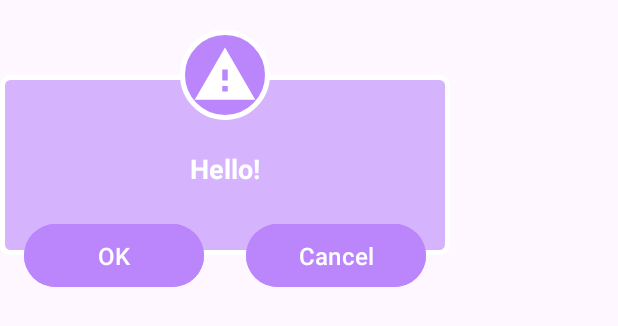
After one commit to anton-it/SimpleShoppingList3_test, an Android app: the layout custom_confirm_dialog_view.xml on its own in the app's theme, with its tools: preview values and no code run, on a phone screen of 412 x 824 dp. The commit adds this screen. Shown: the top 326 px of the screen. Run offline under Robolectric (Android 15) with nearby library versions, the phone set to English and light mode, and no system bars.

```diff
--- a/app/src/main/java/com/example/simpleshoppinglist3/presentation/ShopItemFragment.kt
+++ b/app/src/main/java/com/example/simpleshoppinglist3/presentation/ShopItemFragment.kt
@@ -11,6 +11,7 @@ import android.view.View
 import android.view.ViewGroup
 import android.widget.Button
 import android.widget.EditText
+import android.widget.Toolbar
 import androidx.fragment.app.Fragment
 import androidx.lifecycle.ViewModelProvider
 import com.example.simpleshoppinglist3.R
@@ -60,6 +61,7 @@ class ShopItemFragment() : Fragment() {
         Log.d("ShopItemFragment", "===================================")
         return layoutInflater.inflate(R.layout.fragment_shop_item, container, false)
     }
+
 
     override fun onViewCreated(view: View, savedInstanceState: Bundle?) {
         Log.d("ShopItemFragment", "onViewCreated")
--- /dev/null
+++ b/app/src/main/res/drawable/ic_delete.xml
@@ -0,0 +1,5 @@
+<vector android:height="24dp" android:tint="#FFFFFF"
+    android:viewportHeight="24" android:viewportWidth="24"
+    android:width="24dp" xmlns:android="http://schemas.android.com/apk/res/android">
+    <path android:fillColor="@android:color/white" android:pathData="M6,19c0,1.1 0.9,2 2,2h8c1.1,0 2,-0.9 2,-2V7H6v12zM19,4h-3.5l-1,-1h-5l-1,1H5v2h14V4z"/>
+</vector>
--- /dev/null
+++ b/app/src/main/res/drawable/ic_headline.xml
@@ -0,0 +1,5 @@
+<vector android:height="24dp" android:tint="#FFFFFF"
+    android:viewportHeight="24" android:viewportWidth="24"
+    android:width="24dp" xmlns:android="http://schemas.android.com/apk/res/android">
+    <path android:fillColor="@android:color/white" android:pathData="M4,15h16v-2L4,13v2zM4,19h16v-2L4,17v2zM4,11h16L20,9L4,9v2zM4,5v2h16L20,5L4,5z"/>
+</vector>
--- /dev/null
+++ b/app/src/main/res/drawable/ic_hide_image.xml
@@ -0,0 +1,6 @@
+<vector android:height="24dp" android:tint="#FFFFFF"
+    android:viewportHeight="24" android:viewportWidth="24"
+    android:width="24dp" xmlns:android="http://schemas.android.com/apk/res/android">
+    <path android:fillColor="@android:color/white" android:pathData="M21,5c0,-1.1 -0.9,-2 -2,-2H5.83L21,18.17V5z"/>
+    <path android:fillColor="@android:color/white" android:pathData="M2.81,2.81L1.39,4.22L3,5.83V19c0,1.1 0.9,2 2,2h13.17l1.61,1.61l1.41,-1.41L2.81,2.81zM6,17l3,-4l2.25,3l0.82,-1.1l2.1,2.1H6z"/>
+</vector>
--- /dev/null
+++ b/app/src/main/res/drawable/ic_image.xml
@@ -0,0 +1,5 @@
+<vector android:height="24dp" android:tint="#FFFFFF"
+    android:viewportHeight="24" android:viewportWidth="24"
+    android:width="24dp" xmlns:android="http://schemas.android.com/apk/res/android">
+    <path android:fillColor="@android:color/white" android:pathData="M21,19V5c0,-1.1 -0.9,-2 -2,-2H5c-1.1,0 -2,0.9 -2,2v14c0,1.1 0.9,2 2,2h14c1.1,0 2,-0.9 2,-2zM8.5,13.5l2.5,3.01L14.5,12l4.5,6H5l3.5,-4.5z"/>
+</vector>
--- /dev/null
+++ b/app/src/main/res/layout/custom_confirm_dialog_view.xml
@@ -0,0 +1,82 @@
+<?xml version="1.0" encoding="utf-8"?>
+<androidx.constraintlayout.widget.ConstraintLayout xmlns:android="http://schemas.android.com/apk/res/android"
+    android:layout_width="wrap_content"
+    android:layout_height="wrap_content"
+    xmlns:app="http://schemas.android.com/apk/res-auto">
+
+    <LinearLayout
+        android:id="@+id/ll"
+        android:layout_width="300dp"
+        android:layout_height="120dp"
+        android:layout_marginTop="50dp"
+        android:layout_marginBottom="50dp"
+        android:orientation="vertical"
+        android:background="@drawable/custom_dialog_bg_linear_layout"
+        app:layout_constraintStart_toStartOf="parent"
+        app:layout_constraintEnd_toEndOf="parent"
+        app:layout_constraintTop_toTopOf="parent"
+        app:layout_constraintBottom_toBottomOf="parent">
+
+
+        <TextView
+            android:id="@+id/etTextMessage"
+            android:layout_width="match_parent"
+            android:layout_height="wrap_content"
+            android:layout_marginTop="50dp"
+            android:layout_marginStart="16dp"
+            android:layout_marginEnd="16dp"
+            android:layout_marginBottom="4dp"
+            android:gravity="center_horizontal"
+            android:text="@string/custom_dialog_text_hello"
+            android:textAlignment="center"
+            android:textColor="@color/white"
+            android:textSize="18sp"
+            android:textStyle="bold"/>
+
+
+
+
+    </LinearLayout>
+
+    <ImageView
+        android:layout_width="60dp"
+        android:layout_height="60dp"
+        android:background="@drawable/custom_dialog_bg_iv"
+        android:src="@drawable/ic_warning"
+        android:padding="8dp"
+        app:layout_constraintBottom_toTopOf="@id/ll"
+        app:layout_constraintTop_toTopOf="@id/ll"
+        app:layout_constraintStart_toStartOf="@id/ll"
+        app:layout_constraintEnd_toEndOf="@id/ll"/>
+
+    <Button
+        android:id="@+id/btn_confirm"
+        android:layout_width="120dp"
+        android:layout_height="50dp"
+        android:text="@string/button_ok"
+        android:backgroundTint="@color/purple_200"
+        android:textColor="@color/white"
+        android:textAllCaps="false"
+        android:textSize="16sp"
+        android:layout_marginStart="16dp"
+        android:layout_marginEnd="16dp"
+        app:layout_constraintStart_toStartOf="@id/ll"
+        app:layout_constraintTop_toBottomOf="@id/ll"
+        app:layout_constraintBottom_toBottomOf="@id/ll"/>
+
+    <Button
+        android:id="@+id/btn_cancel"
+        android:layout_width="120dp"
+        android:layout_height="50dp"
+        android:text="@string/button_cancel"
+        android:backgroundTint="@color/purple_200"
+        android:textColor="@color/white"
+        android:textAllCaps="false"
+        android:textSize="16sp"
+        android:layout_marginStart="16dp"
+        android:layout_marginEnd="16dp"
+        app:layout_constraintEnd_toEndOf="@id/ll"
+        app:layout_constraintTop_toBottomOf="@id/ll"
+        app:layout_constraintBottom_toBottomOf="@id/ll"/>
+
+</androidx.constraintlayout.widget.ConstraintLayout>
--- a/app/src/main/res/layout/custom_dialog_view.xml
+++ b/app/src/main/res/layout/custom_help_dialog_view.xml
@@ -73,7 +73,7 @@
         android:layout_width="60dp"
         android:layout_height="60dp"
         android:background="@drawable/custom_dialog_bg_iv"
-        android:src="@drawable/is_warning"
+        android:src="@drawable/ic_warning"
         android:padding="8dp"
         app:layout_constraintBottom_toTopOf="@id/ll"
         app:layout_constraintTop_toTopOf="@id/ll"
--- a/app/src/main/res/layout/fragment_shop_item.xml
+++ b/app/src/main/res/layout/fragment_shop_item.xml
@@ -24,7 +24,8 @@
             android:layout_width="match_parent"
             android:layout_height="wrap_content"
             android:hint="@string/name_hint"
-            android:inputType="textCapWords" />
+            android:inputType="textCapWords"
+            android:maxLength="100"/>
     </com.google.android.material.textfield.TextInputLayout>
 
     <com.google.android.material.textfield.TextInputLayout
--- a/app/src/main/res/values-night/themes.xml
+++ b/app/src/main/res/values-night/themes.xml
@@ -2,6 +2,15 @@
     <!-- Base application theme. -->
     <style name="Base.Theme.SimpleShoppingList3" parent="Theme.Material3.DayNight.NoActionBar">
         <!-- Customize your dark theme here. -->
+        <item name="android:itemTextAppearance">@style/ChangePopUpMenu</item>
+
+
         <!-- <item name="colorPrimary">@color/my_dark_primary</item> -->
     </style>
+
+    <style name="ChangePopUpMenu" parent="@android:style/TextAppearance.Widget.IconMenu.Item">
+        <item name="android:textColor">@color/white</item>
+        <item name="android:itemBackground">@color/purple_200</item>
+
+    </style>
 </resources>
```
Also changed, not shown: app/src/main/java/com/example/simpleshoppinglist3/presentation/MainActivity.kt (+77 -7 lines), app/src/main/java/com/example/simpleshoppinglist3/presentation/MainViewModel.kt (+26 -5 lines), app/src/main/res/layout/activity_main.xml (+11 -0 lines), app/src/main/res/menu/custom_toolbar_menu.xml (added, +31 -0 lines), app/src/main/res/values/strings.xml (+7 -0 lines), app/src/main/res/values/themes.xml (+10 -0 lines), app/src/main/res/drawable/ic_check.xml (renamed from app/src/main/res/drawable/is_check.xml), app/src/main/res/drawable/ic_warning.xml (renamed from app/src/main/res/drawable/is_warning.xml), 2 other files.
